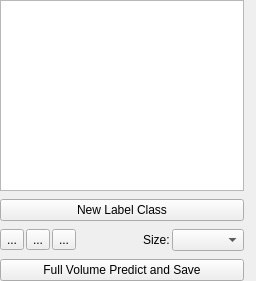
Above: ilastik/applets/pixelClassification/labelingDrawer.ui from ilastik/ilastik before the change. Below: the same form after it.
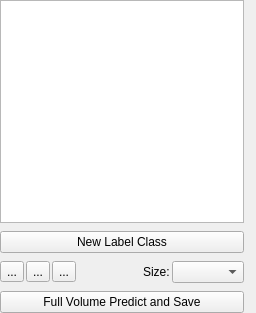
That is the form after the change. Custom widgets are drawn as their Qt base class.

Commit message: Fixed layout of labeling list widget.

What changed in the file:
```diff
--- a/ilastik/applets/pixelClassification/labelingDrawer.ui
+++ b/ilastik/applets/pixelClassification/labelingDrawer.ui
@@ -7,7 +7,7 @@
     <x>0</x>
     <y>0</y>
     <width>256</width>
-    <height>281</height>
+    <height>313</height>
    </rect>
   </property>
   <property name="sizePolicy">
@@ -52,11 +52,17 @@
      <item>
       <widget class="LabelListView" name="labelListView">
        <property name="sizePolicy">
-        <sizepolicy hsizetype="Minimum" vsizetype="Preferred">
+        <sizepolicy hsizetype="Minimum" vsizetype="MinimumExpanding">
          <horstretch>0</horstretch>
          <verstretch>0</verstretch>
         </sizepolicy>
        </property>
+       <property name="minimumSize">
+        <size>
+         <width>0</width>
+         <height>192</height>
+        </size>
+       </property>
       </widget>
      </item>
      <item>
```
The commit also changes 1 other file.
